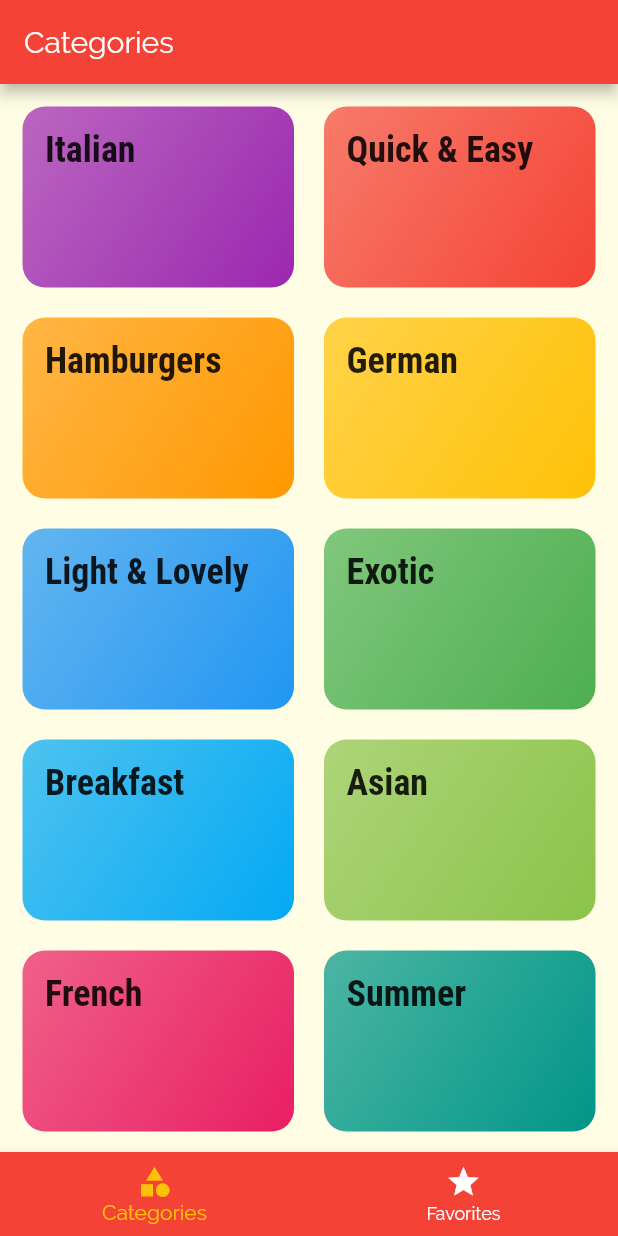
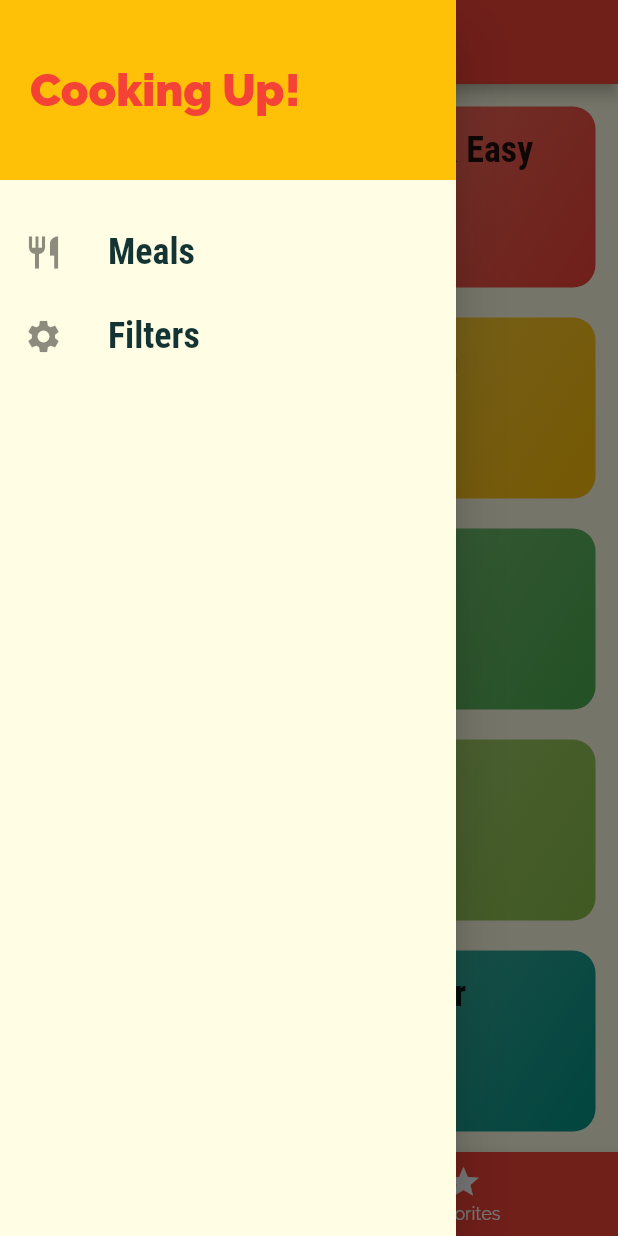
Before and after one commit to ParkSoravee/Fluter_Practice_app3_2, a Flutter app: the screen it shows after launch, with the side drawer open (before the commit the screen has no drawer), on a phone screen of 412 x 824 dp. Run offline on Flutter 3.47's test engine with Material 2 defaults, Android fonts, the phone set to English and light mode, and no system bars.

Commit message:
created drawer in main_drawer.dart

```diff
--- a/lib/screens/tabs_screen.dart
+++ b/lib/screens/tabs_screen.dart
@@ -1,5 +1,6 @@
 import 'package:flutter/material.dart';
-import 'package:flutter_app_course1_app3_2/screens/favorites_screen.dart';
+import './favorites_screen.dart';
+import '../widgets/main_drawer.dart';
 
 import './categories_screen.dart';
 
@@ -33,6 +34,7 @@ class _TabsScreenState extends State<TabsScreen> {
       appBar: AppBar(
         title: Text(_pages[_selectedPageIndex]['title']),
       ),
+      drawer: MainDrawer(),
       body: _pages[_selectedPageIndex]['page'],
       bottomNavigationBar: BottomNavigationBar(
         onTap: _selectPage,
@@ -40,7 +42,7 @@ class _TabsScreenState extends State<TabsScreen> {
         unselectedItemColor: Colors.white,
         selectedItemColor: Theme.of(context).accentColor,
         currentIndex: _selectedPageIndex,
-        type: BottomNavigationBarType.fixed,
+        //type: BottomNavigationBarType.fixed,
         items: [
           BottomNavigationBarItem(
             backgroundColor: Theme.of(context).primaryColor,
--- /dev/null
+++ b/lib/widgets/main_drawer.dart
@@ -0,0 +1,59 @@
+import 'package:flutter/material.dart';
+
+class MainDrawer extends StatelessWidget {
+  Widget buildListTile(String title, IconData icon) {
+    return ListTile(
+      leading: Icon(
+        icon,
+        size: 26,
+      ),
+      title: Text(
+        title,
+        style: TextStyle(
+            fontFamily: 'RobotoCondensed',
+            fontSize: 24,
+            fontWeight: FontWeight.bold // w700 is bold
+            ),
+      ),
+      onTap: () {
+        //...
+      },
+    );
+  }
+
+  @override
+  Widget build(BuildContext context) {
+    return Drawer(
+      child: Column(
+        children: [
+          Container(
+            height: 120,
+            width: double.infinity,
+            padding: EdgeInsets.all(20),
+            alignment: Alignment.centerLeft,
+            color: Theme.of(context).accentColor,
+            child: Text(
+              'Cooking Up!',
+              style: TextStyle(
+                fontWeight: FontWeight.w900,
+                fontSize: 30,
+                color: Theme.of(context).primaryColor,
+              ),
+            ),
+          ),
+          SizedBox(
+            height: 20,
+          ),
+          buildListTile(
+            'Meals',
+            Icons.restaurant,
+          ),
+          buildListTile(
+            'Filters',
+            Icons.settings,
+          ),
+        ],
+      ),
+    );
+  }
+}
```
